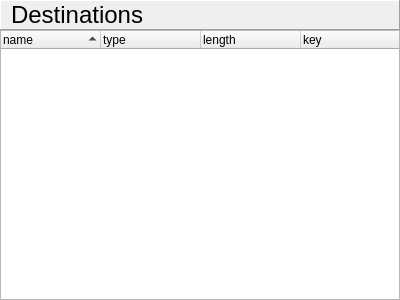
malloch/mapperGUI-qt, file signallist.ui: the form before one commit.
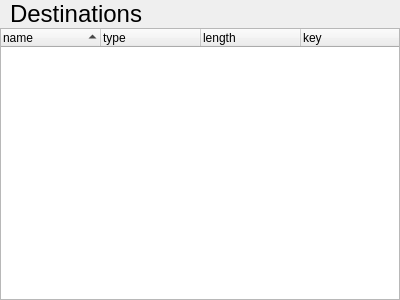
The form after the commit. Custom widgets are drawn as their Qt base class.

Diff of the .ui file:
```diff
--- a/signallist.ui
+++ b/signallist.ui
@@ -47,7 +47,7 @@
       <string notr="true"/>
      </property>
      <property name="frameShape">
-      <enum>QFrame::Panel</enum>
+      <enum>QFrame::NoFrame</enum>
      </property>
      <property name="frameShadow">
       <enum>QFrame::Raised</enum>
```
